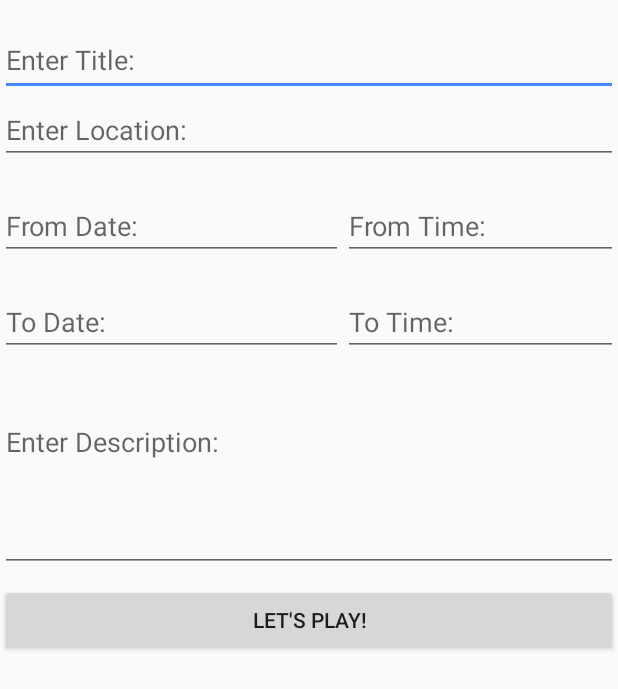
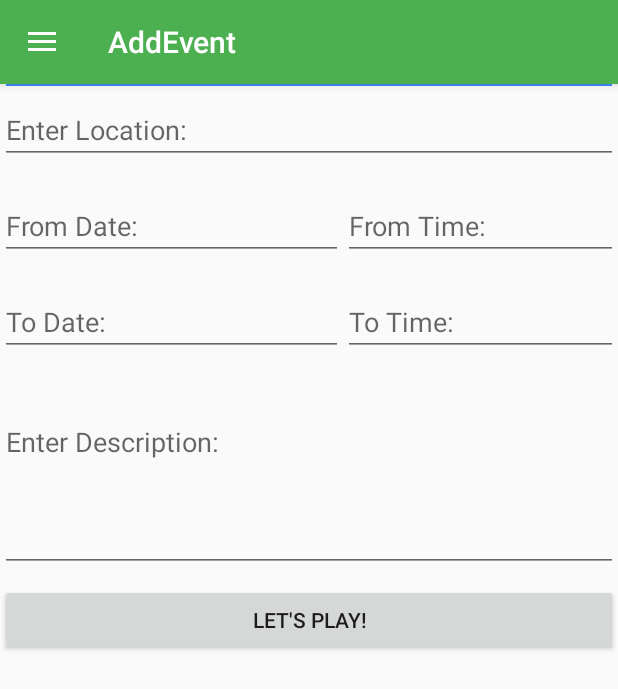
Before and after one commit to MatchOnTheStreet/MatchOnTheStreet, an Android app: the AddEventActivity screen opened directly, with no data from a screen before it, on a phone screen of 412 x 824 dp. Shown: the top 689 px of the screen. Run offline under Robolectric (Android 15) with nearby library versions, the light colour scheme and no system bars.

Commit message:
Added the sidebar, simply extend the NavActivity class to include it. The AddEventActivity extends it now.

```diff
--- a/app/src/main/java/com/cse403/matchonthestreet/AddEventActivity.java
+++ b/app/src/main/java/com/cse403/matchonthestreet/AddEventActivity.java
@@ -17,7 +17,7 @@ import java.util.Locale;
 /**
  * Created by larioj on 2/7/16.
  */
-public class AddEventActivity extends Activity implements OnClickListener {
+public class AddEventActivity extends NavActivity implements OnClickListener {
 
     private EditText fromDateET;
     private DatePickerDialog fromDatePD;
--- /dev/null
+++ b/app/src/main/java/com/cse403/matchonthestreet/NavActivity.java
@@ -0,0 +1,135 @@
+/**
+ * Extend this class to implement the Sidebar functionality
+ * Using example layout now, pressing the tools option opens the add event view.
+ * For more info regarding the source look at: http://developer.android.com/guide/topics/resources/menu-resource.html
+ *
+ * Lance Ogoshi
+ */
+
+package com.cse403.matchonthestreet;
+
+import android.app.ActionBar;
+import android.content.Intent;
+import android.content.res.Configuration;
+import android.os.Bundle;
+import android.support.design.widget.FloatingActionButton;
+import android.support.design.widget.NavigationView;
+import android.support.design.widget.Snackbar;
+import android.support.v4.view.GravityCompat;
+import android.support.v4.widget.DrawerLayout;
+import android.support.v7.app.ActionBarDrawerToggle;
+import android.support.v7.app.AppCompatActivity;
+import android.support.v7.widget.Toolbar;
+import android.util.Log;
+import android.view.MenuItem;
+import android.view.View;
+import android.widget.ArrayAdapter;
+import android.widget.LinearLayout;
+import android.widget.ListView;
+
+public class NavActivity extends AppCompatActivity implements NavigationView.OnNavigationItemSelectedListener {
+    private String TAG = "NavActivity";
+
+    private ActionBarDrawerToggle mDrawerToggle;
+
+
+    @Override
+    protected void onCreate(Bundle savedInstanceState) {
+        super.onCreate(savedInstanceState);
+
+    }
+
+    @Override
+    protected void onPostCreate(Bundle savedInstanceState) {
+        super.onPostCreate(savedInstanceState);
+        mDrawerToggle.syncState();
+    }
+
+    @Override
+    public void onConfigurationChanged(Configuration newConfig) {
+        super.onConfigurationChanged(newConfig);
+        mDrawerToggle.onConfigurationChanged(newConfig);
+    }
+
+    @Override
+    public boolean onOptionsItemSelected(MenuItem item) {
+        if (mDrawerToggle.onOptionsItemSelected(item)) {
+            return true;
+        }
+
+        return super.onOptionsItemSelected(item);
+    }
+
+    @Override
+    public void setContentView(final int layoutResID) {
+        DrawerLayout fullLayout= (DrawerLayout) getLayoutInflater()
+                .inflate(R.layout.content_nav, null);
+        LinearLayout actContent= (LinearLayout) fullLayout.findViewById(R.id.content);
+
+        DrawerLayout mDrawerLayout = (DrawerLayout) fullLayout.findViewById(R.id.drawer_layout);
+
+        Toolbar toolbar = (Toolbar) fullLayout.findViewById(R.id.toolbar);
+        setSupportActionBar(toolbar);
+
+
+        NavigationView navigationView = (NavigationView) fullLayout.findViewById(R.id.nav_view);
+        navigationView.setNavigationItemSelectedListener(this);
+
+        mDrawerToggle = new ActionBarDrawerToggle(
+                this,
+                mDrawerLayout,
+                toolbar,
+                R.string.navigation_drawer_open,
+                R.string.navigation_drawer_close
+        ) {
+
+            public void onDrawerClosed(View view) {
+                super.onDrawerClosed(view);
+               // getActionBar().setTitle(R.string.app_name);
+            }
+
+            public void onDrawerOpened(View drawerView) {
+                super.onDrawerOpened(drawerView);
+               // getActionBar().setTitle(R.string.app_name);
+            }
+        };
+
+        mDrawerLayout.setDrawerListener(mDrawerToggle);
+
+      //  getActionBar().setDisplayHomeAsUpEnabled(true);
+      //  getActionBar().setHomeButtonEnabled(true);
+
+        getLayoutInflater().inflate(layoutResID, actContent, true);
+        super.setContentView(fullLayout);
+    }
+
+    @SuppressWarnings("StatementWithEmptyBody")
+    @Override
+    public boolean onNavigationItemSelected(MenuItem item) {
+        // Handle navigation view item clicks here.
+        int id = item.getItemId();
+
+        if (id == R.id.nav_camera) {
+            // Handle the camera action
+            Log.d(TAG, "Nav_Camera selected");
+        } else if (id == R.id.nav_gallery) {
+            Log.d(TAG, "Nav_Gallery selected");
+        } else if (id == R.id.nav_slideshow) {
+            Log.d(TAG, "Nav_Slideshow selected");
+        } else if (id == R.id.nav_manage) {
+            Log.d(TAG, "Nav_Manage selected");
+            if (this.getClass() != AddEventActivity.class) {
+                Intent intent = new Intent(this, AddEventActivity.class);
+                startActivity(intent);
+            }
+        } else if (id == R.id.nav_share) {
+            Log.d(TAG, "Nav_Share selected");
+        } else if (id == R.id.nav_send) {
+            Log.d(TAG, "Nav_Send selected");
+        }
+
+        DrawerLayout drawer = (DrawerLayout) findViewById(R.id.drawer_layout);
+        drawer.closeDrawer(GravityCompat.START);
+        return true;
+    }
+}
--- /dev/null
+++ b/app/src/main/res/layout/app_bar_nav_drawer.xml
@@ -0,0 +1,24 @@
+<?xml version="1.0" encoding="utf-8"?>
+<android.support.design.widget.CoordinatorLayout xmlns:android="http://schemas.android.com/apk/res/android"
+    xmlns:app="http://schemas.android.com/apk/res-auto"
+    xmlns:tools="http://schemas.android.com/tools"
+    android:layout_width="match_parent"
+    android:layout_height="match_parent"
+    android:fitsSystemWindows="true"
+    tools:context="com.cse403.matchonthestreet.MapsActivity">
+
+    <android.support.design.widget.AppBarLayout
+        android:layout_width="match_parent"
+        android:layout_height="wrap_content"
+        android:theme="@style/AppTheme.AppBarOverlay">
+
+        <android.support.v7.widget.Toolbar
+            android:id="@+id/toolbar"
+            android:layout_width="match_parent"
+            android:layout_height="?attr/actionBarSize"
+            android:background="?attr/colorPrimary"
+            app:popupTheme="@style/AppTheme.PopupOverlay" />
+
+    </android.support.design.widget.AppBarLayout>
+
+</android.support.design.widget.CoordinatorLayout>
--- /dev/null
+++ b/app/src/main/res/layout/content_nav.xml
@@ -0,0 +1,33 @@
+<?xml version="1.0" encoding="utf-8"?>
+<android.support.v4.widget.DrawerLayout xmlns:android="http://schemas.android.com/apk/res/android"
+    xmlns:app="http://schemas.android.com/apk/res-auto"
+    android:id="@+id/drawer_layout"
+    android:fitsSystemWindows="true"
+    android:layout_width="match_parent"
+    android:layout_height="match_parent">
+
+    <LinearLayout xmlns:android="http://schemas.android.com/apk/res/android"
+        android:id="@+id/content"
+        android:orientation="vertical"
+        android:layout_width="match_parent"
+        android:layout_height="match_parent">
+
+
+    </LinearLayout>
+
+    <include
+        layout="@layout/app_bar_nav_drawer"
+        android:layout_width="match_parent"
+        android:layout_height="match_parent" />
+
+    <android.support.design.widget.NavigationView
+        android:id="@+id/nav_view"
+        android:layout_width="wrap_content"
+        android:layout_height="match_parent"
+        android:layout_gravity="start"
+        android:fitsSystemWindows="true"
+        app:headerLayout="@layout/nav_header_nav_drawer"
+        app:menu="@menu/activity_nav_drawer_drawer" />
+
+
+</android.support.v4.widget.DrawerLayout>
--- a/app/src/main/res/values/dimens.xml
+++ b/app/src/main/res/values/dimens.xml
@@ -9,4 +9,8 @@
     <dimen name="fab_button_margin_right">16dp</dimen>
     <dimen name="elevation_low">1dp</dimen>
     <dimen name="elevation_high">8dp</dimen>
+    <!-- Default screen margins, per the Android Design guidelines. -->
+    <dimen name="nav_header_vertical_spacing">16dp</dimen>
+    <dimen name="nav_header_height">160dp</dimen>
+    <dimen name="fab_margin">16dp</dimen>
 </resources>
--- a/app/src/main/res/values/strings.xml
+++ b/app/src/main/res/values/strings.xml
@@ -108,4 +108,9 @@
     <string name="event_from_date_hint">From Date:</string>
     <string name="event_from_time_hint">From Time:</string>
     <string name="event_publish_text">Let\'s Play!</string>
+    <string name="title_activity_nav_drawer">NavDrawerActivity</string>
+
+    <string name="navigation_drawer_open">Open navigation drawer</string>
+    <string name="navigation_drawer_close">Close navigation drawer</string>
+    <string name="title_activity_nav">NavActivity</string>
 </resources>
--- a/app/src/main/res/values/styles.xml
+++ b/app/src/main/res/values/styles.xml
@@ -1,7 +1,7 @@
 <resources>
 
     <!-- Base application theme. -->
-    <style name="AppTheme" parent="Theme.AppCompat.Light.DarkActionBar">
+    <style name="AppTheme" parent="Theme.AppCompat.Light.NoActionBar">
         <!-- Customize your theme here. -->
         <item name="colorPrimary">@color/colorPrimary</item>
         <item name="colorPrimaryDark">@color/colorPrimaryDark</item>
@@ -17,4 +17,5 @@
 
     <style name="AppTheme.PopupOverlay" parent="ThemeOverlay.AppCompat.Light" />
 
+
 </resources>
```
Also changed, not shown: app/src/main/AndroidManifest.xml (+6 -7 lines), app/src/main/java/com/cse403/matchonthestreet/MapsActivity.java (+47 -3 lines), app/src/main/res/layout/activity_maps.xml (+21 -3 lines), app/src/main/res/layout/activity_nav.xml (added, +34 -0 lines), app/src/main/res/layout/nav_header_nav_drawer.xml (added, +34 -0 lines).
